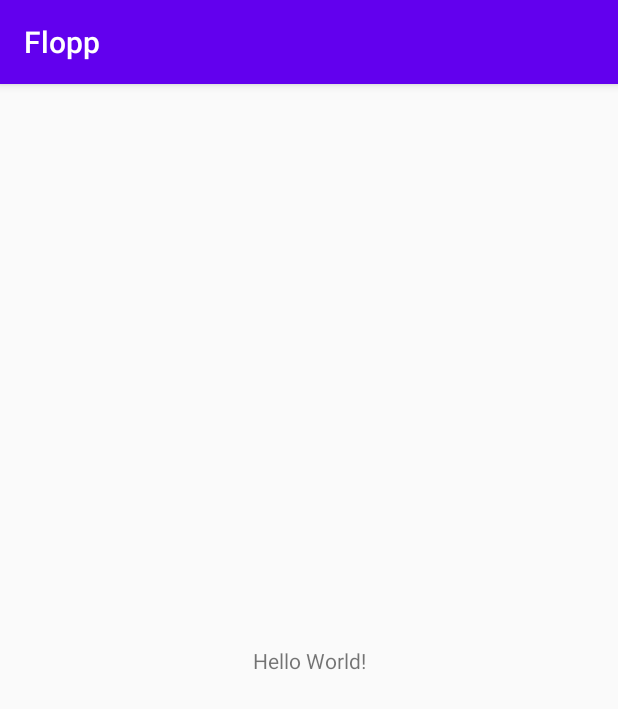
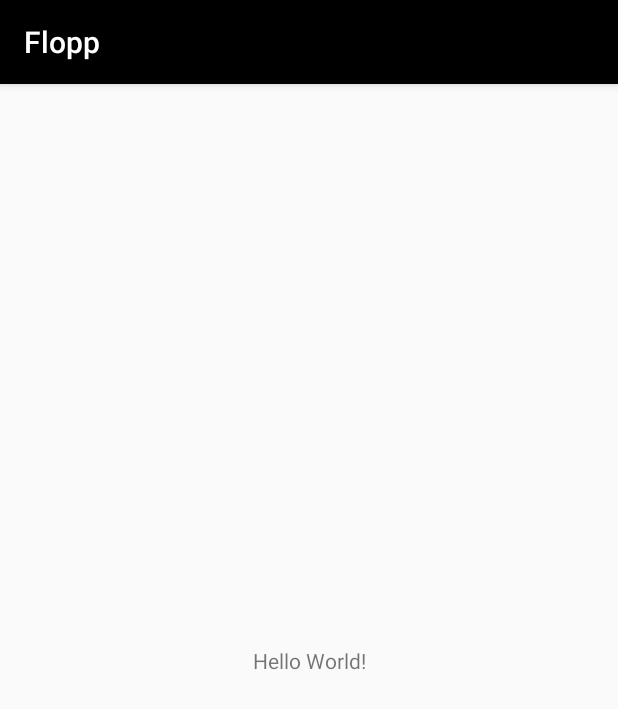
Before and after one commit to ipshitaRB/Flopp, an Android app: the screen it shows after launch (MainActivity), on a phone screen of 412 x 824 dp. Shown: the top 709 px of the screen. Run offline under Robolectric (Android 15) with nearby library versions, the phone set to English and light mode, and no system bars; 1 statement that could not run was skipped.

Commit message:
Update colors

```diff
--- a/app/src/main/res/values/colors.xml
+++ b/app/src/main/res/values/colors.xml
@@ -1,6 +1,12 @@
 <?xml version="1.0" encoding="utf-8"?>
 <resources>
-    <color name="colorPrimary">#6200EE</color>
-    <color name="colorPrimaryDark">#3700B3</color>
+    <color name="colorPrimary">#000000</color>
+    <color name="colorPrimaryDark">#000000</color>
     <color name="colorAccent">#03DAC5</color>
+    <color name="dark_grey">#212121</color>
+    <color name="golden">#BD9950</color>
+    <color name="light_golden">#D6B788</color>
+    <color name="less_dark_grey">#424242</color>
+    <color name="yellow">#FFD600</color>
+    <color name="star_tint">#FFD235</color>
 </resources>
```
